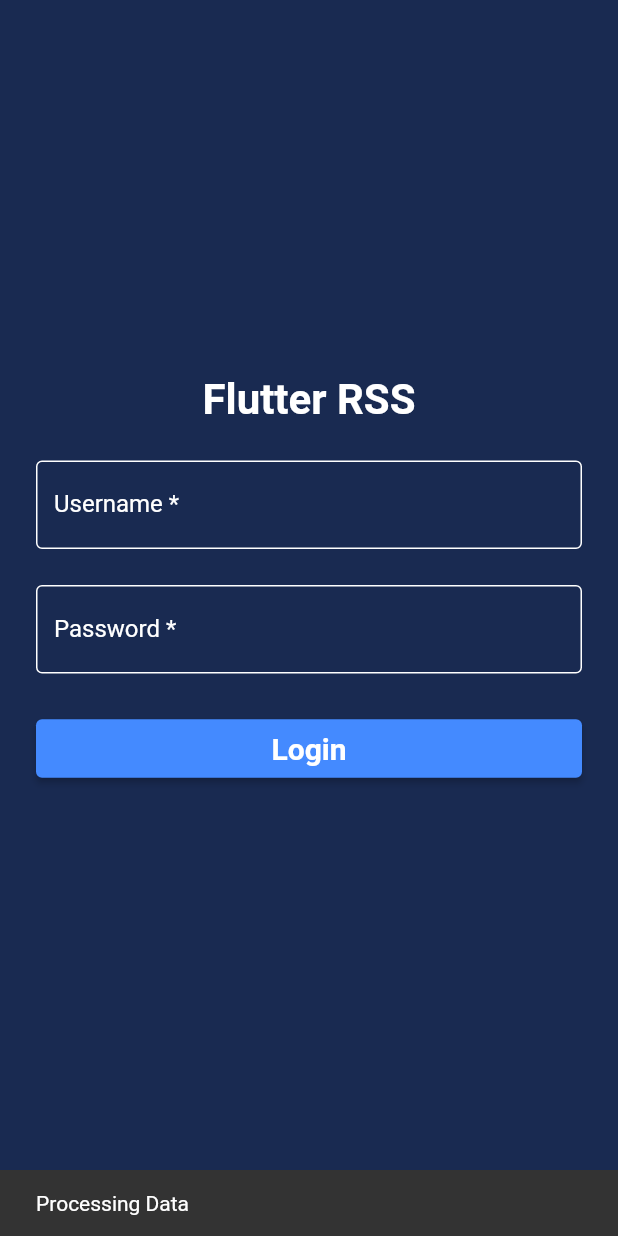
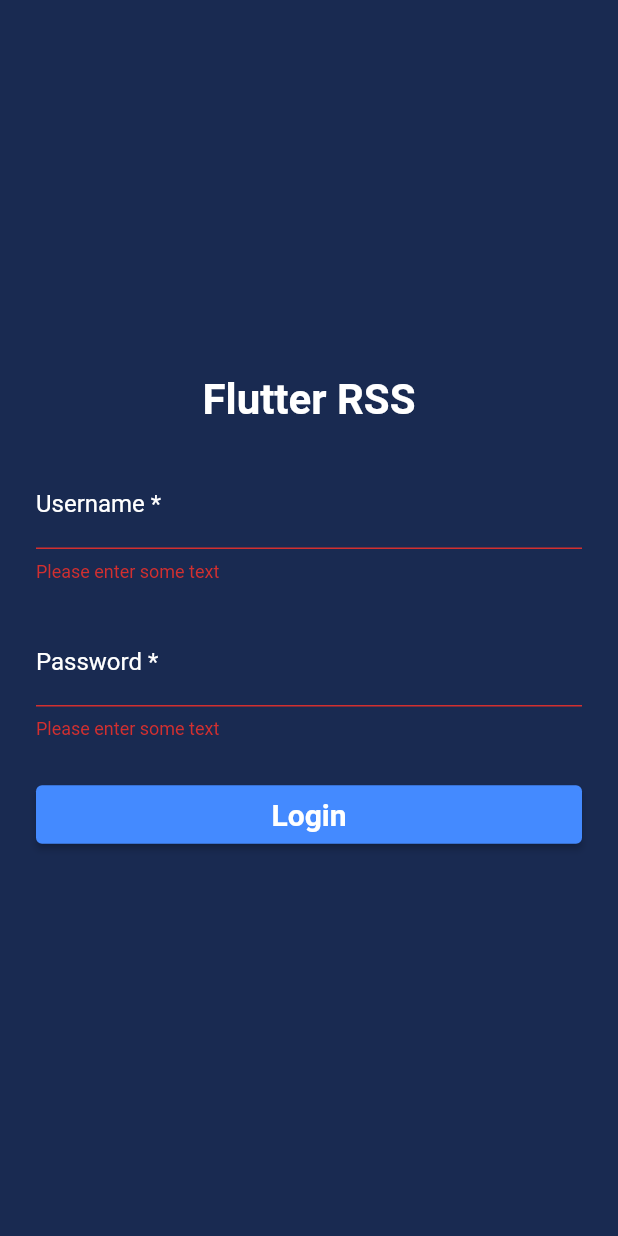
Before and after one commit to garylyq1212/flutter_rss, a Flutter app: the screen it shows after launch, after a tap on "Login", on a phone screen of 412 x 824 dp. Run offline on Flutter 3.47's test engine with Material 2 defaults, Android fonts, the phone set to English and light mode, and no system bars; our stand-ins replace auto_route, bloc, connectivity_plus, dartz, dio, equatable and 5 more; missing offline and left inert: webfeed; accounts and stored records are empty.

Commit message:
Added mock implementation for logging the user

```diff
--- a/lib/coordinator/my_coordinator_impl.dart
+++ b/lib/coordinator/my_coordinator_impl.dart
@@ -9,7 +9,7 @@ import 'package:injectable/injectable.dart';
 class MyCoordinatorImpl implements Coordinator {
   @override
   void navigateToHomeScreen(BuildContext context) {
-    context.router.push(const HomeRoute());
+    context.router.replace(const HomeRoute());
   }
 
   @override
--- a/lib/model/user/user.dart
+++ b/lib/model/user/user.dart
@@ -1,11 +1,18 @@
 import 'package:equatable/equatable.dart';
+import 'package:hive/hive.dart';
 
+part 'user.g.dart';
+
+@HiveType(typeId: 1)
 class User extends Equatable {
+  @HiveField(0)
   final String name;
+
+  @HiveField(1)
   final String password;
 
   const User({required this.name, required this.password});
 
   @override
-  List<Object?> get props => [];
+  List<Object?> get props => [name, password];
 }
--- a/lib/presentation/bloc/auth/auth_bloc.dart
+++ b/lib/presentation/bloc/auth/auth_bloc.dart
@@ -1,5 +1,3 @@
-import 'dart:developer';
-
 import 'package:bloc/bloc.dart';
 import 'package:equatable/equatable.dart';
 import 'package:flutter_rss/model/user/user.dart';
@@ -16,11 +14,33 @@ class AuthBloc extends Bloc<AuthEvent, AuthState> {
   AuthBloc(this._userRepository) : super(AuthInitial()) {
     on<GetUser>((event, emit) async {
       emit(LoadingUser());
-      var userResponse = await _userRepository.getUser();
 
-      userResponse.fold(
+      final userResponse = await _userRepository.getUser();
+
+      return userResponse.fold(
         (err) => emit(FailedLoadUser(message: err.toString())),
-        (user) => DoneLoadUser(user: user),
+        (user) => emit(DoneLoadUser(user: user)),
+      );
+    });
+    on<LoginUser>((event, emit) async {
+      emit(LoadingUser());
+
+      final userResponse =
+          await _userRepository.login(event.name, event.password);
+
+      return userResponse.fold(
+        (l) => null,
+        (user) => emit(SuccessLoginUser()),
+      );
+    });
+    on<Logout>((event, emit) async {
+      emit(LoadingUser());
+
+      final userResponse = await _userRepository.logout();
+
+      return userResponse.fold(
+        (l) => null,
+        (r) => emit(SucessLogoutUser()),
       );
     });
   }
--- a/lib/presentation/bloc/auth/auth_event.dart
+++ b/lib/presentation/bloc/auth/auth_event.dart
@@ -8,3 +8,15 @@ abstract class AuthEvent extends Equatable {
 }
 
 class GetUser extends AuthEvent {}
+
+class LoginUser extends AuthEvent {
+  final String name;
+  final String password;
+
+  const LoginUser({required this.name, required this.password});
+
+  @override
+  List<Object> get props => [name, password];
+}
+
+class Logout extends AuthEvent {}
--- a/lib/presentation/bloc/auth/auth_state.dart
+++ b/lib/presentation/bloc/auth/auth_state.dart
@@ -28,3 +28,7 @@ class FailedLoadUser extends AuthState {
   @override
   List<Object> get props => [message];
 }
+
+class SuccessLoginUser extends AuthState {}
+
+class SucessLogoutUser extends AuthState {}
--- a/lib/presentation/screens/home/home_screen.dart
+++ b/lib/presentation/screens/home/home_screen.dart
@@ -1,5 +1,3 @@
-import 'dart:developer';
-
 import 'package:auto_route/auto_route.dart';
 import 'package:flutter/material.dart';
 import 'package:flutter_rss/coordinator/coordinator.dart';
@@ -41,6 +39,8 @@ class _HomeScreenState extends State<HomeScreen> {
   int limit = 10;
   final ScrollController _scrollController = ScrollController();
 
+  String name = '';
+
   @override
   void initState() {
     super.initState();
@@ -48,7 +48,6 @@ class _HomeScreenState extends State<HomeScreen> {
     _feedBloc = BlocProvider.of<FeedBloc>(context);
     _authBloc = BlocProvider.of<AuthBloc>(context);
     _authBloc.add(GetUser());
-    _feedBloc.add(GetFeeds(offset: offset, limit: limit, refresh: true));
   }
 
   @override
@@ -69,24 +68,53 @@ class _HomeScreenState extends State<HomeScreen> {
   Widget build(BuildContext context) {
     return Scaffold(
       appBar: AppBar(
-        title: const Text('Home'),
+        title: Text(name.isEmpty ? 'Home' : 'Welcome $name'),
+        actions: [
+          ElevatedButton.icon(
+            onPressed: () {
+              _authBloc.add(Logout());
+            },
+            icon: const Icon(Icons.logout),
+            label: const SizedBox.shrink(),
+          ),
+        ],
       ),
       body: RefreshIndicator(
         onRefresh: () async {
+          _authBloc.add(GetUser());
           _feedBloc.add(GetFeeds(offset: 0, limit: 10, refresh: true));
         },
-        child: BlocListener<AuthBloc, AuthState>(
+        child: BlocConsumer<AuthBloc, AuthState>(
           listener: (context, state) {
-            log('STATE: $state');
+            if (state is DoneLoadUser) {
+              setState(() {
+                name = state.user.name;
+              });
 
-            if (state is FailedLoadUser) {
+              _feedBloc.add(GetFeeds(
+                offset: offset,
+                limit: limit,
+                refresh: true,
+              ));
+            }
+
+            if (state is FailedLoadUser || state is SucessLogoutUser) {
               getIt<Coordinator>().navigateToLoginScreen(context);
             }
           },
-          child: BlocBuilder<FeedBloc, FeedState>(
           builder: (context, state) {
+            if (state is LoadingUser) {
+              return const Center(
+                child: CircularProgressIndicator(),
+              );
+            }
+
+            return BlocBuilder<FeedBloc, FeedState>(
+              builder: (context, feedState) {
                 if (state is LoadingFeeds && _feedBloc.myFeeds.isEmpty) {
-                return const Text('Loading');
+                  return const Center(
+                    child: CircularProgressIndicator(),
+                  );
                 }
 
                 return Padding(
@@ -112,7 +140,8 @@ class _HomeScreenState extends State<HomeScreen> {
                   ),
                 );
               },
-          ),
+            );
+          },
         ),
       ),
     );
--- a/lib/presentation/screens/login/login_screen.dart
+++ b/lib/presentation/screens/login/login_screen.dart
@@ -1,22 +1,59 @@
 import 'package:auto_route/auto_route.dart';
 import 'package:flutter/material.dart';
+import 'package:flutter_bloc/flutter_bloc.dart';
+import 'package:flutter_rss/coordinator/coordinator.dart';
+import 'package:flutter_rss/injection/injection.dart';
+import 'package:flutter_rss/presentation/bloc/auth/auth_bloc.dart';
 
 @RoutePage()
-class LoginScreen extends StatefulWidget {
+class LoginScreen extends StatefulWidget implements AutoRouteWrapper {
   const LoginScreen({Key? key}) : super(key: key);
 
   @override
   State<LoginScreen> createState() => _LoginScreenState();
+
+  @override
+  Widget wrappedRoute(BuildContext context) {
+    return MultiBlocProvider(
+      providers: [
+        BlocProvider<AuthBloc>(
+          create: (_) => getIt<AuthBloc>(),
+        ),
+      ],
+      child: this,
+    );
+  }
 }
 
 class _LoginScreenState extends State<LoginScreen> {
   final _formKey = GlobalKey<FormState>();
+
+  late AuthBloc _authBloc;
+
+  String name = '';
+  String password = '';
+
+  @override
+  void initState() {
+    super.initState();
+    _authBloc = BlocProvider.of<AuthBloc>(context);
+  }
 
   @override
   Widget build(BuildContext context) {
     return Scaffold(
       backgroundColor: const Color(0xFF192A51),
       body: SingleChildScrollView(
+        child: BlocListener<AuthBloc, AuthState>(
+          listener: (context, state) {
+            if (state is SuccessLoginUser) {
+              ScaffoldMessenger.of(context).showSnackBar(
+                const SnackBar(content: Text('Success Login User')),
+              );
+
+              getIt<Coordinator>().navigateToHomeScreen(context);
+            }
+          },
           child: Container(
             margin: const EdgeInsets.symmetric(vertical: 250, horizontal: 24),
             child: Column(
@@ -52,6 +89,17 @@ class _LoginScreenState extends State<LoginScreen> {
                             ),
                           ),
                         ),
+                        validator: (value) {
+                          if (value == null || value.isEmpty) {
+                            return 'Please enter some text';
+                          } else if (value.length <= 3) {
+                            return 'Must be more than 3 characters';
+                          }
+
+                          name = value;
+
+                          return null;
+                        },
                       ),
                       const SizedBox(height: 24),
                       TextFormField(
@@ -73,21 +121,41 @@ class _LoginScreenState extends State<LoginScreen> {
                             ),
                           ),
                         ),
+                        validator: (value) {
+                          if (value == null || value.isEmpty) {
+                            return 'Please enter some text';
+                          } else if (value.length <= 4) {
+                            return 'Must be more than 4 characters';
+                          }
+
+                          password = value;
+
+                          return null;
+                        },
                       ),
-                    Padding(
+                      BlocBuilder<AuthBloc, AuthState>(
+                        builder: (context, state) {
+                          if (state is LoadingUser) {
+                            return const Padding(
+                              padding: EdgeInsets.only(top: 16.0),
+                              child: CircularProgressIndicator(),
+                            );
+                          }
+
+                          return Padding(
                             padding: const EdgeInsets.symmetric(vertical: 26.0),
                             child: SizedBox(
                               width: double.infinity,
                               child: ElevatedButton(
                                 style: ElevatedButton.styleFrom(
-                            padding: const EdgeInsets.symmetric(vertical: 8),
+                                  padding:
+                                      const EdgeInsets.symmetric(vertical: 8),
                                   backgroundColor: Colors.blueAccent,
                                 ),
                                 onPressed: () {
                                   if (_formKey.currentState!.validate()) {
-                              ScaffoldMessenger.of(context).showSnackBar(
-                                const SnackBar(
-                                    content: Text('Processing Data')),
+                                    _authBloc.add(
+                                      LoginUser(name: name, password: password),
                                     );
                                   }
                                 },
@@ -100,6 +168,8 @@ class _LoginScreenState extends State<LoginScreen> {
                                 ),
                               ),
                             ),
+                          );
+                        },
                       ),
                     ],
                   ),
@@ -108,6 +178,7 @@ class _LoginScreenState extends State<LoginScreen> {
             ),
           ),
         ),
+      ),
     );
   }
 }
--- a/lib/repositories/user_repository/user_repository.dart
+++ b/lib/repositories/user_repository/user_repository.dart
@@ -3,4 +3,8 @@ import 'package:flutter_rss/model/user/user.dart';
 
 abstract class UserRepository {
   Future<Either<Exception, User>> getUser();
+
+  Future<Either<Exception, User>> login(String name, String password);
+
+  Future<Either<Exception, bool>> logout();
 }
--- a/lib/repositories/user_repository/user_repository_impl.dart
+++ b/lib/repositories/user_repository/user_repository_impl.dart
@@ -7,20 +7,74 @@ import 'package:injectable/injectable.dart';
 
 @LazySingleton(as: UserRepository)
 class UserRepositoryImpl implements UserRepository {
+  bool _initializedHiveAdapter = false;
+
+  UserRepositoryImpl() {
+    if (!_initializedHiveAdapter) {
+      getIt<HiveService>().registerAdapter(UserAdapter());
+      _initializedHiveAdapter = true;
+    }
+  }
+
   @override
   Future<Either<Exception, User>> getUser() async {
+    // TODO(Gary): add try/catch
+
     final box = await getIt<HiveService>().openBox('user_box');
 
-    if (box.isEmpty) {
-      return Left(Exception('Empty Box'));
+    if (!_initializedHiveAdapter) {
+      getIt<HiveService>().registerAdapter(UserAdapter());
     }
 
-    var user = box.get('user');
+    final user = box.get('user');
 
     if (user == null) {
-      return Left(Exception('No User Box found'));
+      return Left(Exception('No User found'));
     }
+
+    // Simulating api request
+    await Future.delayed(const Duration(milliseconds: 1000));
 
     return Right(user);
   }
+
+  @override
+  Future<Either<Exception, User>> login(String name, String password) async {
+    // TODO(Gary): add try/catch
+
+    final box = await getIt<HiveService>().openBox('user_box');
+
+    if (!_initializedHiveAdapter) {
+      getIt<HiveService>().registerAdapter(UserAdapter());
+    }
+
+    final user = User(name: name, password: password);
+
+    box.put('user', user);
+
+    // Simulating api request
+    await Future.delayed(const Duration(milliseconds: 1000));
+
+    return Right(user);
+  }
+
+  @override
+  Future<Either<Exception, bool>> logout() async {
+    try {
+      final box = await getIt<HiveService>().openBox('user_box');
+
+      if (!_initializedHiveAdapter) {
+        getIt<HiveService>().registerAdapter(UserAdapter());
+      }
+
+      await box.delete('user');
+
+      // Simulating api request
+      await Future.delayed(const Duration(milliseconds: 1000));
+
+      return const Right(true);
+    } on Exception catch (e) {
+      return Left(e);
+    }
+  }
 }
```
Also changed, not shown: lib/model/user/user.g.dart (added). Lines whose indentation alone changed are shown as unchanged.
